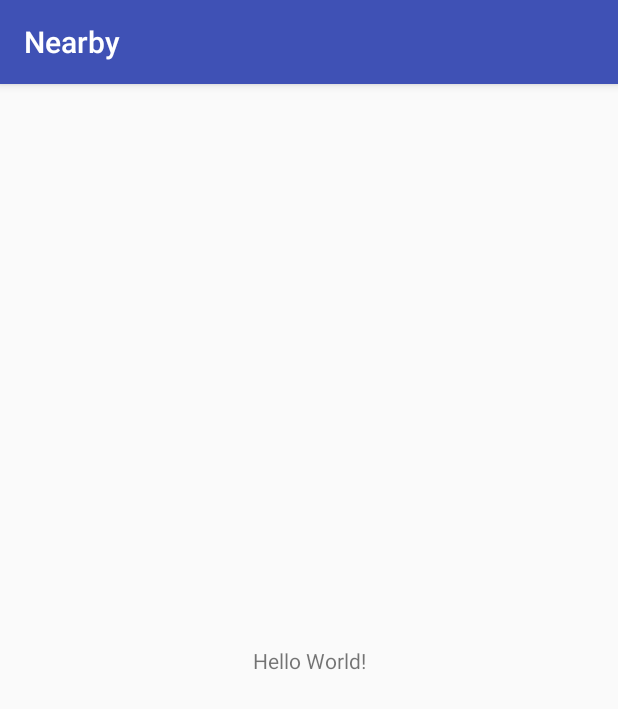
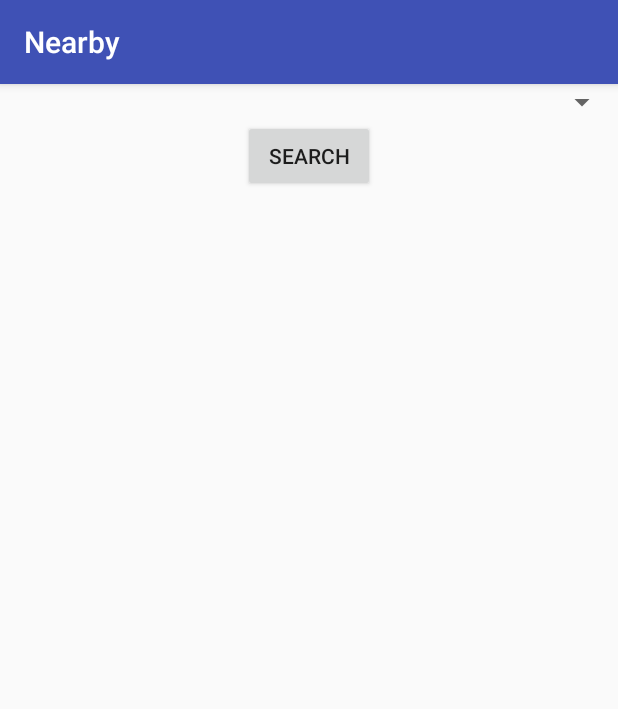
Before and after one commit to kangondiaravind/nearby, an Android app: the screen it shows after launch (MainActivity), on a phone screen of 412 x 824 dp. Shown: the top 709 px of the screen. Run offline under Robolectric (Android 15) with nearby library versions, the phone set to English and light mode, and no system bars.

Commit message:
Created the UI for the application

```diff
--- a/app/src/main/res/layout/activity_main.xml
+++ b/app/src/main/res/layout/activity_main.xml
@@ -1,18 +1,28 @@
 <?xml version="1.0" encoding="utf-8"?>
-<android.support.constraint.ConstraintLayout xmlns:android="http://schemas.android.com/apk/res/android"
+<RelativeLayout xmlns:android="http://schemas.android.com/apk/res/android"
     xmlns:app="http://schemas.android.com/apk/res-auto"
     xmlns:tools="http://schemas.android.com/tools"
     android:layout_width="match_parent"
     android:layout_height="match_parent"
     tools:context=".MainActivity">
 
-    <TextView
+    <android.support.v7.widget.AppCompatSpinner
+        android:id="@+id/sp_search"
+        android:layout_width="match_parent"
+        android:layout_height="wrap_content" />
+
+    <Button
+        android:id="@+id/btn_search"
         android:layout_width="wrap_content"
         android:layout_height="wrap_content"
-        android:text="Hello World!"
-        app:layout_constraintBottom_toBottomOf="parent"
-        app:layout_constraintLeft_toLeftOf="parent"
-        app:layout_constraintRight_toRightOf="parent"
-        app:layout_constraintTop_toTopOf="parent" />
+        android:layout_below="@+id/sp_search"
+        android:layout_centerHorizontal="true"
+        android:text="Search" />
 
-</android.support.constraint.ConstraintLayout>
+    <ListView
+        android:layout_width="match_parent"
+        android:layout_height="wrap_content"
+        android:layout_below="@+id/btn_search" />
+
+
+</RelativeLayout>
```
